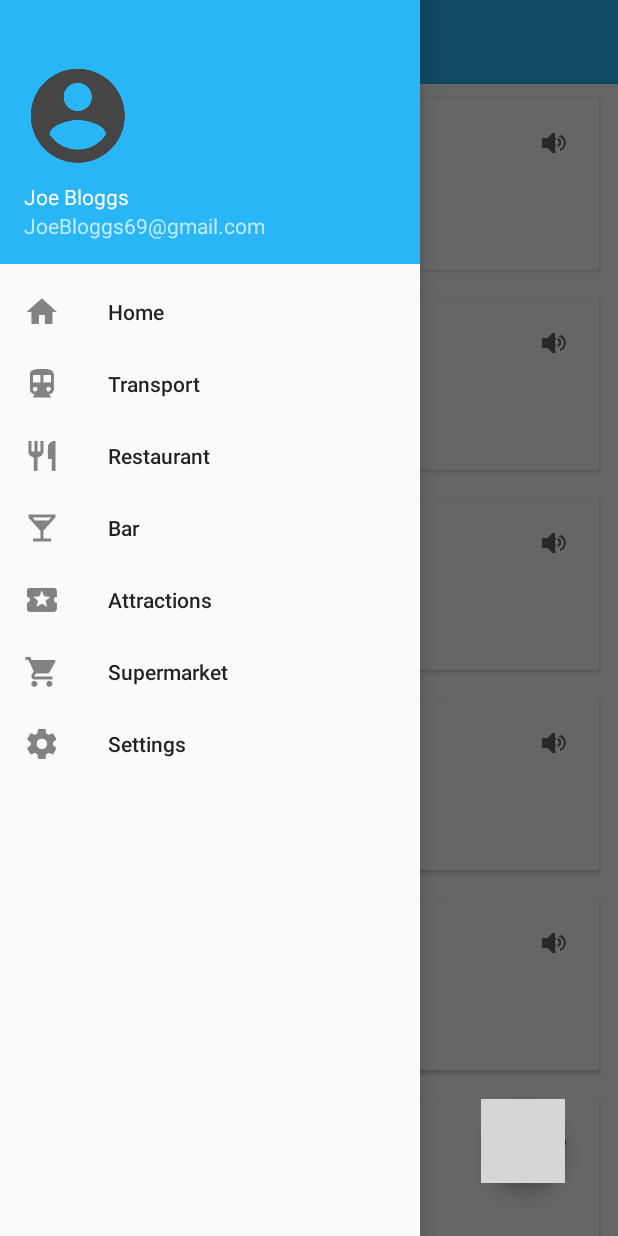
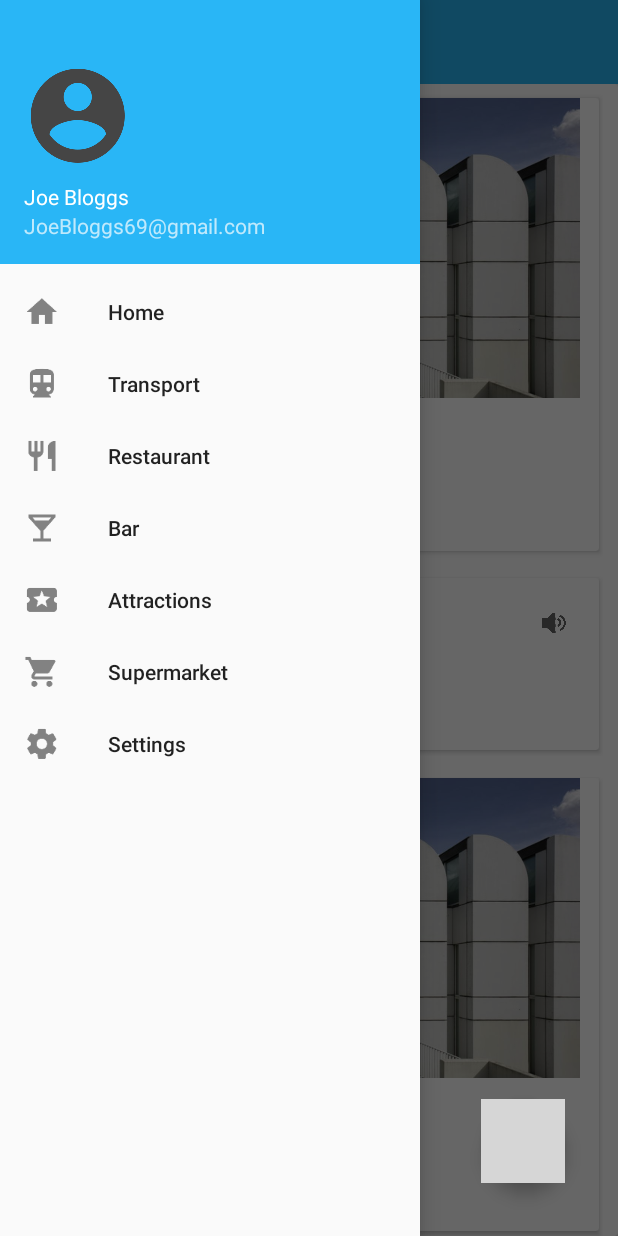
Before and after one commit to TourKing/TourKingAndroid, an Android app: the ToPage screen opened directly, with no data from a screen before it, with the side drawer open, on a phone screen of 412 x 824 dp. Run offline under Robolectric (Android 15) with nearby library versions, the phone set to English and light mode, and no system bars; libraries missing offline, so code that uses them is left out: com.google.cloud.translate; grey boxes are pictures that could not be loaded.

Commit message:
Re-enabled the images to appear.

```diff
--- a/TK/app/src/main/res/layout/phrases_page.xml
+++ b/TK/app/src/main/res/layout/phrases_page.xml
@@ -16,69 +16,70 @@
         android:layout_height="match_parent"
         android:orientation="vertical">
 
-        <!--<android.support.v7.widget.CardView-->
-            <!--android:layout_width="match_parent"-->
-            <!--android:layout_height="wrap_content"-->
-            <!--android:id="@+id/cv2"-->
-            <!--android:layout_marginBottom="10dp"-->
-            <!--app:cardUseCompatPadding="true">-->
+        <android.support.v7.widget.CardView
+            android:layout_width="match_parent"
+            android:layout_height="wrap_content"
+            android:id="@+id/cv2"
+            android:layout_marginBottom="10dp"
+            app:cardUseCompatPadding="true">
 
-            <!--<RelativeLayout-->
-                <!--android:layout_width="match_parent"-->
-                <!--android:layout_height="wrap_content"-->
-                <!--android:paddingBottom="20dp"-->
-                <!--&gt;-->
+            <RelativeLayout
+                android:layout_width="match_parent"
+                android:layout_height="wrap_content"
+                android:paddingBottom="20dp"
+                >
 
-                <!--<ImageView-->
-                    <!--android:id="@+id/museum"-->
-                    <!--android:layout_width="wrap_content"-->
-                    <!--android:layout_height="200dp"-->
-                    <!--android:src="@drawable/bauhaus" />-->
+                <ImageView
+                    android:id="@+id/museum"
+                    android:layout_width="wrap_content"
+                    android:layout_height="200dp"
+                    android:src="@drawable/bauhaus" />
 
-                <!--<TextView-->
-                    <!--android:id="@+id/phrase2"-->
-                    <!--android:layout_width="wrap_content"-->
-                    <!--android:layout_height="wrap_content"-->
-                    <!--android:textSize="20sp"-->
-                    <!--android:textColor="#000000"-->
-                    <!--android:paddingTop="6dp"-->
-                    <!--android:text="Bauhaus, Berlin"-->
-                    <!--android:layout_below="@id/museum"-->
-                    <!--android:paddingLeft="20dp"-->
-                    <!--android:paddingRight="20dp"/>-->
+                <TextView
+                    android:id="@+id/phrase2"
+                    android:layout_width="wrap_content"
+                    android:layout_height="wrap_content"
+                    android:textSize="20sp"
+                    android:textColor="#000000"
+                    android:paddingTop="6dp"
+                    android:text="Bauhaus, Berlin"
+                    android:layout_below="@id/museum"
+                    android:paddingLeft="20dp"
+                    android:paddingRight="20dp"/>
 
-                <!--<TextView-->
-                <!--android:id="@+id/translation2"-->
-                <!--android:layout_width="wrap_content"-->
-                <!--android:layout_height="wrap_content"-->
-                <!--android:layout_below="@id/phrase2"-->
-                <!--android:text="Museum"-->
-                <!--android:textSize="14sp"-->
-                <!--android:textColor="#9a9a9a"-->
-                    <!--android:paddingLeft="20dp"-->
-                    <!--android:paddingRight="20dp"/>-->
+                <TextView
+                android:id="@+id/translation2"
+                android:layout_width="wrap_content"
+                android:layout_height="wrap_content"
+                android:layout_below="@id/phrase2"
+                android:text="Museum"
+                android:textSize="14sp"
+                android:textColor="#9a9a9a"
+                    android:paddingLeft="20dp"
+                    android:paddingRight="20dp"/>
 
-                <!--<TextView-->
-                    <!--android:layout_width="wrap_content"-->
-                    <!--android:layout_height="wrap_content"-->
-                    <!--android:layout_below="@id/translation2"-->
-                    <!--android:text="QUICK PHRASES"-->
-                    <!--android:textSize="14sp"-->
-                    <!--android:textColor="#ed6337"-->
-                    <!--android:paddingTop="10dp"-->
-                    <!--android:paddingLeft="20dp"-->
-                    <!--android:paddingRight="20dp"-->
-                    <!--/>-->
+                <TextView
+                    android:layout_width="wrap_content"
+                    android:layout_height="wrap_content"
+                    android:layout_below="@id/translation2"
+                    android:text="QUICK PHRASES"
+                    android:textSize="14sp"
+                    android:textColor="#ed6337"
+                    android:paddingTop="10dp"
+                    android:paddingLeft="20dp"
+                    android:paddingRight="20dp"
+                    />
 
-            <!--</RelativeLayout>-->
-        <!--</android.support.v7.widget.CardView>-->
+            </RelativeLayout>
+        </android.support.v7.widget.CardView>
 
         <android.support.v7.widget.CardView
             android:layout_width="match_parent"
             android:layout_height="wrap_content"
             android:id="@+id/cv"
             android:padding="10dp"
-            app:cardUseCompatPadding="true">
+            app:cardUseCompatPadding="true"
+            android:layout_below="@id/cv2">
 
             <RelativeLayout
                 android:id = "@+id/cards"
```
